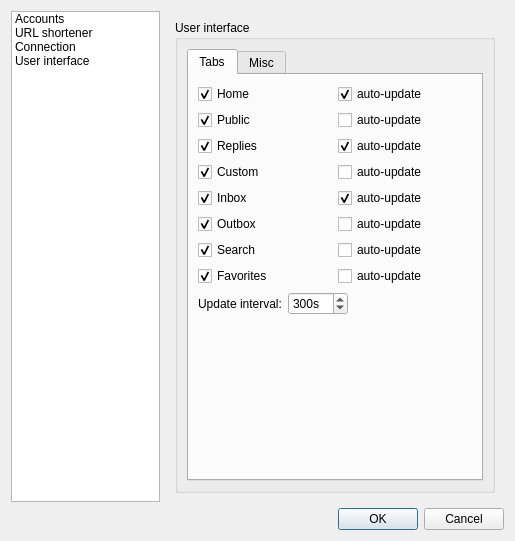
Qt form branches/ng/src/OptionsDialog.ui (asolfre/qwit) before a commit.
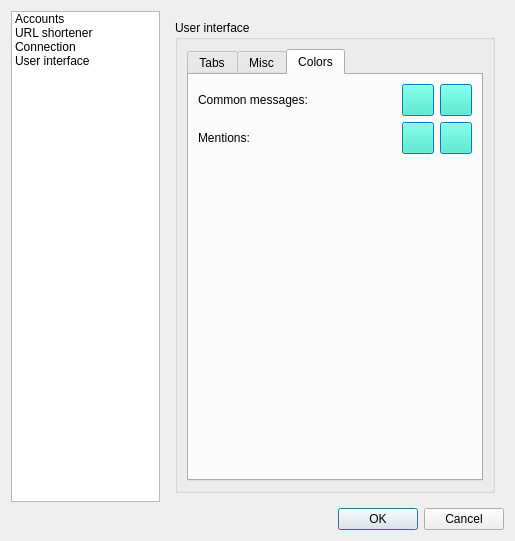
The same form after that commit. The open tabs and pages were chosen to show the change.

Commit message: ng branch: added colors configuration feature

What changed in the file:
```diff
--- a/branches/ng/src/OptionsDialog.ui
+++ b/branches/ng/src/OptionsDialog.ui
@@ -182,7 +182,7 @@
               <item row="0" column="0">
                <widget class="QTabWidget" name="tabWidget">
                 <property name="currentIndex">
-                 <number>0</number>
+                 <number>2</number>
                 </property>
                 <widget class="QWidget" name="Tab_2">
                  <attribute name="title">
@@ -562,6 +562,542 @@
                   </item>
                  </layout>
                 </widget>
+                <widget class="QWidget" name="tab_2">
+                 <attribute name="title">
+                  <string>Colors</string>
+                 </attribute>
+                 <layout class="QGridLayout" name="gridLayout_8">
+                  <item row="0" column="0">
+                   <layout class="QVBoxLayout" name="verticalLayout_6">
+                    <item>
+                     <layout class="QHBoxLayout" name="horizontalLayout_13">
+                      <item>
+                       <widget class="QLabel" name="label_10">
+                        <property name="text">
+                         <string>Common messages:</string>
+                        </property>
+                       </widget>
+                      </item>
+                      <item>
+                       <spacer name="horizontalSpacer_2">
+                        <property name="orientation">
+                         <enum>Qt::Horizontal</enum>
+                        </property>
+                        <property name="sizeHint" stdset="0">
+                         <size>
+                          <width>40</width>
+                          <height>20</height>
+                         </size>
+                        </property>
+                       </spacer>
+                      </item>
+                      <item>
+                       <widget class="QPushButton" name="commonMessagesOddColorPushButton">
+                        <property name="sizePolicy">
+                         <sizepolicy hsizetype="Fixed" vsizetype="Fixed">
+                          <horstretch>0</horstretch>
+                          <verstretch>0</verstretch>
+                         </sizepolicy>
+                        </property>
+                        <property name="minimumSize">
+                         <size>
+                          <width>32</width>
+                          <height>32</height>
+                         </size>
+                        </property>
+                        <property name="maximumSize">
+                         <size>
+                          <width>32</width>
+                          <height>32</height>
+                         </size>
+                        </property>
+                        <property name="palette">
+                         <palette>
+                          <active>
+                           <colorrole role="Button">
+                            <brush brushstyle="SolidPattern">
+                             <color alpha="255">
+                              <red>52</red>
+                              <green>232</green>
+                              <blue>202</blue>
+                             </color>
+                            </brush>
+                           </colorrole>
+                           <colorrole role="Base">
+                            <brush brushstyle="SolidPattern">
+                             <color alpha="255">
+                              <red>255</red>
+                              <green>255</green>
+                              <blue>255</blue>
+                             </color>
+                            </brush>
+                           </colorrole>
+                           <colorrole role="Window">
+                            <brush brushstyle="SolidPattern">
+                             <color alpha="255">
+                              <red>0</red>
+                              <green>170</green>
+                              <blue>255</blue>
+                             </color>
+                            </brush>
+                           </colorrole>
+                          </active>
+                          <inactive>
+                           <colorrole role="Button">
+                            <brush brushstyle="SolidPattern">
+                             <color alpha="255">
+                              <red>52</red>
+                              <green>232</green>
+                              <blue>202</blue>
+                             </color>
+                            </brush>
+                           </colorrole>
+                           <colorrole role="Base">
+                            <brush brushstyle="SolidPattern">
+                             <color alpha="255">
+                              <red>255</red>
+                              <green>255</green>
+                              <blue>255</blue>
+                             </color>
+                            </brush>
+                           </colorrole>
+                           <colorrole role="Window">
+                            <brush brushstyle="SolidPattern">
+                             <color alpha="255">
+                              <red>0</red>
+                              <green>170</green>
+                              <blue>255</blue>
+                             </color>
+                            </brush>
+                           </colorrole>
+                          </inactive>
+                          <disabled>
+                           <colorrole role="Button">
+                            <brush brushstyle="SolidPattern">
+                             <color alpha="255">
+                              <red>52</red>
+                              <green>232</green>
+                              <blue>202</blue>
+                             </color>
+                            </brush>
+                           </colorrole>
+                           <colorrole role="Base">
+                            <brush brushstyle="SolidPattern">
+                             <color alpha="255">
+                              <red>0</red>
+                              <green>170</green>
+                              <blue>255</blue>
+                             </color>
+                            </brush>
+                           </colorrole>
+                           <colorrole role="Window">
+                            <brush brushstyle="SolidPattern">
+                             <color alpha="255">
+                              <red>0</red>
+                              <green>170</green>
+                              <blue>255</blue>
+                             </color>
+                            </brush>
+                           </colorrole>
+                          </disabled>
+                         </palette>
+                        </property>
+                        <property name="text">
+                         <string/>
+                        </property>
+                       </widget>
+                      </item>
+                      <item>
+                       <widget class="QPushButton" name="commonMessagesEvenColorPushButton">
+                        <property name="sizePolicy">
+                         <sizepolicy hsizetype="Fixed" vsizetype="Fixed">
+                          <horstretch>0</horstretch>
+                          <verstretch>0</verstretch>
+                         </sizepolicy>
+                        </property>
+                        <property name="minimumSize">
+                         <size>
+                          <width>32</width>
+                          <height>32</height>
+                         </size>
+                        </property>
+                        <property name="maximumSize">
+                         <size>
+                          <width>32</width>
+                          <height>32</height>
+                         </size>
+                        </property>
+                        <property name="palette">
+                         <palette>
+                          <active>
+                           <colorrole role="Button">
+                            <brush brushstyle="SolidPattern">
+                             <color alpha="255">
+                              <red>52</red>
+                              <green>232</green>
+                              <blue>202</blue>
+                             </color>
+                            </brush>
+                           </colorrole>
+                           <colorrole role="Base">
+                            <brush brushstyle="SolidPattern">
+                             <color alpha="255">
+                              <red>255</red>
+                              <green>255</green>
+                              <blue>255</blue>
+                             </color>
+                            </brush>
+                           </colorrole>
+                           <colorrole role="Window">
+                            <brush brushstyle="SolidPattern">
+                             <color alpha="255">
+                              <red>0</red>
+                              <green>170</green>
+                              <blue>255</blue>
+                             </color>
+                            </brush>
+                           </colorrole>
+                          </active>
+                          <inactive>
+                           <colorrole role="Button">
+                            <brush brushstyle="SolidPattern">
+                             <color alpha="255">
+                              <red>52</red>
+                              <green>232</green>
+                              <blue>202</blue>
+                             </color>
+                            </brush>
+                           </colorrole>
+                           <colorrole role="Base">
+                            <brush brushstyle="SolidPattern">
+                             <color alpha="255">
+                              <red>255</red>
+                              <green>255</green>
+                              <blue>255</blue>
+                             </color>
+                            </brush>
+                           </colorrole>
+                           <colorrole role="Window">
+                            <brush brushstyle="SolidPattern">
+                             <color alpha="255">
+                              <red>0</red>
+                              <green>170</green>
+                              <blue>255</blue>
+                             </color>
+                            </brush>
+                           </colorrole>
+                          </inactive>
+                          <disabled>
+                           <colorrole role="Button">
+                            <brush brushstyle="SolidPattern">
+                             <color alpha="255">
+                              <red>52</red>
+                              <green>232</green>
+                              <blue>202</blue>
+                             </color>
+                            </brush>
+                           </colorrole>
+                           <colorrole role="Base">
+                            <brush brushstyle="SolidPattern">
+                             <color alpha="255">
+                              <red>0</red>
+                              <green>170</green>
+                              <blue>255</blue>
+                             </color>
+                            </brush>
+                           </colorrole>
+                           <colorrole role="Window">
+                            <brush brushstyle="SolidPattern">
+                             <color alpha="255">
+                              <red>0</red>
+                              <green>170</green>
+                              <blue>255</blue>
+                             </color>
+                            </brush>
+                           </colorrole>
+                          </disabled>
+                         </palette>
+                        </property>
+                        <property name="text">
+                         <string/>
+                        </property>
+                       </widget>
+                      </item>
+                     </layout>
+                    </item>
+                    <item>
+                     <layout class="QHBoxLayout" name="horizontalLayout_14">
+                      <item>
+                       <widget class="QLabel" name="label_11">
+                        <property name="text">
+                         <string>Mentions:</string>
+                        </property>
+                       </widget>
+                      </item>
+                      <item>
+                       <spacer name="horizontalSpacer_3">
+                        <property name="orientation">
+                         <enum>Qt::Horizontal</enum>
+                        </property>
+                        <property name="sizeHint" stdset="0">
+                         <size>
+                          <width>40</width>
+                          <height>20</height>
+                         </size>
+                        </property>
+                       </spacer>
+                      </item>
+                      <item>
+                       <widget class="QPushButton" name="mentionsOddColorPushButton">
+                        <property name="sizePolicy">
+                         <sizepolicy hsizetype="Fixed" vsizetype="Fixed">
+                          <horstretch>0</horstretch>
+                          <verstretch>0</verstretch>
+                         </sizepolicy>
+                        </property>
+                        <property name="minimumSize">
+                         <size>
+                          <width>32</width>
+                          <height>32</height>
+                         </size>
+                        </property>
+                        <property name="maximumSize">
+                         <size>
+                          <width>32</width>
+                          <height>32</height>
+                         </size>
+                        </property>
+                        <property name="palette">
+                         <palette>
+                          <active>
+                           <colorrole role="Button">
+                            <brush brushstyle="SolidPattern">
+                             <color alpha="255">
+                              <red>52</red>
+                              <green>232</green>
+                              <blue>202</blue>
+                             </color>
+                            </brush>
+                           </colorrole>
+                           <colorrole role="Base">
+                            <brush brushstyle="SolidPattern">
+                             <color alpha="255">
+                              <red>255</red>
+                              <green>255</green>
+                              <blue>255</blue>
+                             </color>
+                            </brush>
+                           </colorrole>
+                           <colorrole role="Window">
+                            <brush brushstyle="SolidPattern">
+                             <color alpha="255">
+                              <red>0</red>
+                              <green>170</green>
+                              <blue>255</blue>
+                             </color>
+                            </brush>
+                           </colorrole>
+                          </active>
+                          <inactive>
+                           <colorrole role="Button">
+                            <brush brushstyle="SolidPattern">
+                             <color alpha="255">
+                              <red>52</red>
+                              <green>232</green>
+                              <blue>202</blue>
+                             </color>
+                            </brush>
+                           </colorrole>
+                           <colorrole role="Base">
+                            <brush brushstyle="SolidPattern">
+                             <color alpha="255">
+                              <red>255</red>
+                              <green>255</green>
+                              <blue>255</blue>
+                             </color>
+                            </brush>
+                           </colorrole>
+                           <colorrole role="Window">
+                            <brush brushstyle="SolidPattern">
+                             <color alpha="255">
+                              <red>0</red>
+                              <green>170</green>
+                              <blue>255</blue>
+                             </color>
+                            </brush>
+                           </colorrole>
+                          </inactive>
+                          <disabled>
+                           <colorrole role="Button">
+                            <brush brushstyle="SolidPattern">
+                             <color alpha="255">
+                              <red>52</red>
+                              <green>232</green>
+                              <blue>202</blue>
+                             </color>
+                            </brush>
+                           </colorrole>
+                           <colorrole role="Base">
+                            <brush brushstyle="SolidPattern">
+                             <color alpha="255">
+                              <red>0</red>
+                              <green>170</green>
+                              <blue>255</blue>
+                             </color>
+                            </brush>
+                           </colorrole>
+                           <colorrole role="Window">
+                            <brush brushstyle="SolidPattern">
+                             <color alpha="255">
+                              <red>0</red>
+                              <green>170</green>
+                              <blue>255</blue>
+                             </color>
+                            </brush>
+                           </colorrole>
+                          </disabled>
+                         </palette>
+                        </property>
+                        <property name="text">
+                         <string/>
+                        </property>
+                       </widget>
+                      </item>
+                      <item>
+                       <widget class="QPushButton" name="mentionsEvenColorPushButton">
+                        <property name="sizePolicy">
+                         <sizepolicy hsizetype="Fixed" vsizetype="Fixed">
+                          <horstretch>0</horstretch>
+                          <verstretch>0</verstretch>
+                         </sizepolicy>
+                        </property>
+                        <property name="minimumSize">
+                         <size>
+                          <width>32</width>
+                          <height>32</height>
+                         </size>
+                        </property>
+                        <property name="maximumSize">
+                         <size>
+                          <width>32</width>
+                          <height>32</height>
+                         </size>
+                        </property>
+                        <property name="palette">
+                         <palette>
+                          <active>
+                           <colorrole role="Button">
+                            <brush brushstyle="SolidPattern">
+                             <color alpha="255">
+                              <red>52</red>
+                              <green>232</green>
+                              <blue>202</blue>
+                             </color>
+                            </brush>
+                           </colorrole>
+                           <colorrole role="Base">
+                            <brush brushstyle="SolidPattern">
+                             <color alpha="255">
+                              <red>255</red>
+                              <green>255</green>
+                              <blue>255</blue>
+                             </color>
+                            </brush>
+                           </colorrole>
+                           <colorrole role="Window">
+                            <brush brushstyle="SolidPattern">
+                             <color alpha="255">
+                              <red>0</red>
+                              <green>170</green>
+                              <blue>255</blue>
+                             </color>
+                            </brush>
+                           </colorrole>
+                          </active>
+                          <inactive>
+                           <colorrole role="Button">
+                            <brush brushstyle="SolidPattern">
+                             <color alpha="255">
+                              <red>52</red>
+                              <green>232</green>
+                              <blue>202</blue>
+                             </color>
+                            </brush>
+                           </colorrole>
+                           <colorrole role="Base">
+                            <brush brushstyle="SolidPattern">
+                             <color alpha="255">
+                              <red>255</red>
+                              <green>255</green>
+                              <blue>255</blue>
+                             </color>
+                            </brush>
+                           </colorrole>
+                           <colorrole role="Window">
+                            <brush brushstyle="SolidPattern">
+                             <color alpha="255">
+                              <red>0</red>
+                              <green>170</green>
+                              <blue>255</blue>
+                             </color>
+                            </brush>
+                           </colorrole>
+                          </inactive>
+                          <disabled>
+                           <colorrole role="Button">
+                            <brush brushstyle="SolidPattern">
+                             <color alpha="255">
+                              <red>52</red>
+                              <green>232</green>
+                              <blue>202</blue>
+                             </color>
+                            </brush>
+                           </colorrole>
+                           <colorrole role="Base">
+                            <brush brushstyle="SolidPattern">
+                             <color alpha="255">
+                              <red>0</red>
+                              <green>170</green>
+                              <blue>255</blue>
+                             </color>
+                            </brush>
+                           </colorrole>
+                           <colorrole role="Window">
+                            <brush brushstyle="SolidPattern">
+                             <color alpha="255">
+                              <red>0</red>
+                              <green>170</green>
+                              <blue>255</blue>
+                             </color>
+                            </brush>
+                           </colorrole>
+                          </disabled>
+                         </palette>
+                        </property>
+                        <property name="text">
+                         <string/>
+                        </property>
+                       </widget>
+                      </item>
+                     </layout>
+                    </item>
+                    <item>
+                     <spacer name="verticalSpacer_5">
+                      <property name="orientation">
+                       <enum>Qt::Vertical</enum>
+                      </property>
+                      <property name="sizeHint" stdset="0">
+                       <size>
+                        <width>20</width>
+                        <height>40</height>
+                       </size>
+                      </property>
+                     </spacer>
+                    </item>
+                   </layout>
+                  </item>
+                 </layout>
+                </widget>
                </widget>
               </item>
              </layout>
```
Left out of the diff: 2 changed lines with no effect on the pictures. The commit also changes 6 other files.
